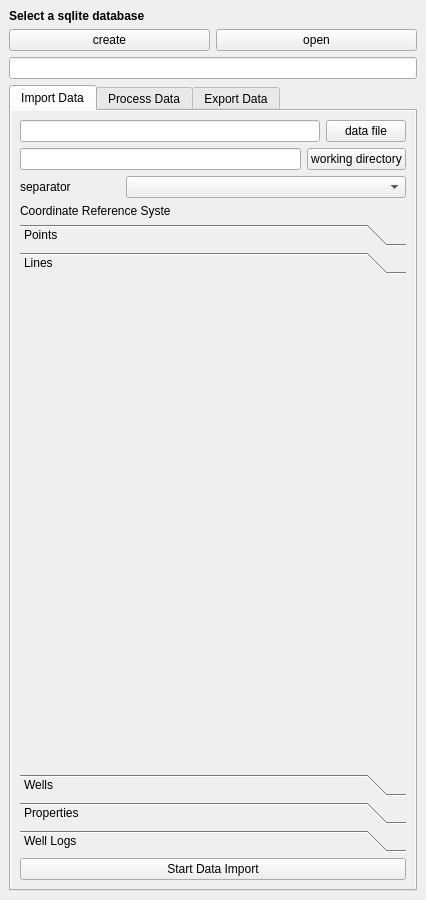
This is geological_data_processing_dockwidget_base_2.ui in stdonn/GeologicalDataProcessing as Qt 5 draws it before an edit. The edited form follows.
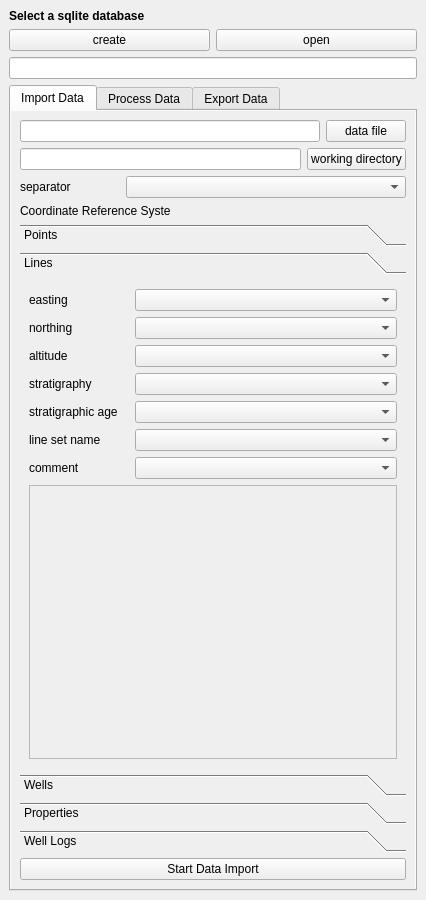
This is the edited form. The open tabs and pages were chosen to show the change. Icons and pictures are not drawn. Custom widgets are drawn as their Qt base class.

Commit message: Added Line Import Widgets

Patch:
```diff
--- a/geological_data_processing_dockwidget_base_2.ui
+++ b/geological_data_processing_dockwidget_base_2.ui
@@ -565,7 +565,7 @@
                  <x>0</x>
                  <y>0</y>
                  <width>380</width>
-                 <height>405</height>
+                 <height>428</height>
                 </rect>
                </property>
                <attribute name="icon">
@@ -575,6 +575,297 @@
                <attribute name="label">
                 <string>Lines</string>
                </attribute>
+               <layout class="QVBoxLayout" name="verticalLayout_5">
+                <item>
+                 <layout class="QHBoxLayout" name="horizontalLayout_24">
+                  <item>
+                   <widget class="QLabel" name="label_21">
+                    <property name="sizePolicy">
+                     <sizepolicy hsizetype="Maximum" vsizetype="Preferred">
+                      <horstretch>0</horstretch>
+                      <verstretch>0</verstretch>
+                     </sizepolicy>
+                    </property>
+                    <property name="minimumSize">
+                     <size>
+                      <width>100</width>
+                      <height>0</height>
+                     </size>
+                    </property>
+                    <property name="maximumSize">
+                     <size>
+                      <width>100</width>
+                      <height>16777215</height>
+                     </size>
+                    </property>
+                    <property name="text">
+                     <string>easting</string>
+                    </property>
+                   </widget>
+                  </item>
+                  <item>
+                   <widget class="QComboBox" name="easting_lines">
+                    <property name="sizePolicy">
+                     <sizepolicy hsizetype="MinimumExpanding" vsizetype="Fixed">
+                      <horstretch>0</horstretch>
+                      <verstretch>0</verstretch>
+                     </sizepolicy>
+                    </property>
+                   </widget>
+                  </item>
+                 </layout>
+                </item>
+                <item>
+                 <layout class="QHBoxLayout" name="horizontalLayout_23">
+                  <item>
+                   <widget class="QLabel" name="label_20">
+                    <property name="sizePolicy">
+                     <sizepolicy hsizetype="Maximum" vsizetype="Preferred">
+                      <horstretch>0</horstretch>
+                      <verstretch>0</verstretch>
+                     </sizepolicy>
+                    </property>
+                    <property name="minimumSize">
+                     <size>
+                      <width>100</width>
+                      <height>0</height>
+                     </size>
+                    </property>
+                    <property name="maximumSize">
+                     <size>
+                      <width>100</width>
+                      <height>16777215</height>
+                     </size>
+                    </property>
+                    <property name="text">
+                     <string>northing</string>
+                    </property>
+                   </widget>
+                  </item>
+                  <item>
+                   <widget class="QComboBox" name="northing_lines">
+                    <property name="sizePolicy">
+                     <sizepolicy hsizetype="MinimumExpanding" vsizetype="Fixed">
+                      <horstretch>0</horstretch>
+                      <verstretch>0</verstretch>
+                     </sizepolicy>
+                    </property>
+                   </widget>
+                  </item>
+                 </layout>
+                </item>
+                <item>
+                 <layout class="QHBoxLayout" name="horizontalLayout_27">
+                  <item>
+                   <widget class="QLabel" name="label_24">
+                    <property name="sizePolicy">
+                     <sizepolicy hsizetype="Maximum" vsizetype="Preferred">
+                      <horstretch>0</horstretch>
+                      <verstretch>0</verstretch>
+                     </sizepolicy>
+                    </property>
+                    <property name="minimumSize">
+                     <size>
+                      <width>100</width>
+                      <height>0</height>
+                     </size>
+                    </property>
+                    <property name="maximumSize">
+                     <size>
+                      <width>100</width>
+                      <height>16777215</height>
+                     </size>
+                    </property>
+                    <property name="text">
+                     <string>altitude</string>
+                    </property>
+                   </widget>
+                  </item>
+                  <item>
+                   <widget class="QComboBox" name="altitude_lines">
+                    <property name="sizePolicy">
+                     <sizepolicy hsizetype="MinimumExpanding" vsizetype="Fixed">
+                      <horstretch>0</horstretch>
+                      <verstretch>0</verstretch>
+                     </sizepolicy>
+                    </property>
+                   </widget>
+                  </item>
+                 </layout>
+                </item>
+                <item>
+                 <layout class="QHBoxLayout" name="horizontalLayout_28">
+                  <item>
+                   <widget class="QLabel" name="label_25">
+                    <property name="sizePolicy">
+                     <sizepolicy hsizetype="Maximum" vsizetype="Preferred">
+                      <horstretch>0</horstretch>
+                      <verstretch>0</verstretch>
+                     </sizepolicy>
+                    </property>
+                    <property name="minimumSize">
+                     <size>
+                      <width>100</width>
+                      <height>0</height>
+                     </size>
+                    </property>
+                    <property name="maximumSize">
+                     <size>
+                      <width>100</width>
+                      <height>16777215</height>
+                     </size>
+                    </property>
+                    <property name="text">
+                     <string>stratigraphy</string>
+                    </property>
+                   </widget>
+                  </item>
+                  <item>
+                   <widget class="QComboBox" name="strat_lines">
+                    <property name="sizePolicy">
+                     <sizepolicy hsizetype="MinimumExpanding" vsizetype="Fixed">
+                      <horstretch>0</horstretch>
+                      <verstretch>0</verstretch>
+                     </sizepolicy>
+                    </property>
+                   </widget>
+                  </item>
+                 </layout>
+                </item>
+                <item>
+                 <layout class="QHBoxLayout" name="horizontalLayout_26">
+                  <item>
+                   <widget class="QLabel" name="label_23">
+                    <property name="sizePolicy">
+                     <sizepolicy hsizetype="Maximum" vsizetype="Preferred">
+                      <horstretch>0</horstretch>
+                      <verstretch>0</verstretch>
+                     </sizepolicy>
+                    </property>
+                    <property name="minimumSize">
+                     <size>
+                      <width>100</width>
+                      <height>0</height>
+                     </size>
+                    </property>
+                    <property name="maximumSize">
+                     <size>
+                      <width>100</width>
+                      <height>16777215</height>
+                     </size>
+                    </property>
+                    <property name="text">
+                     <string>stratigraphic age</string>
+                    </property>
+                   </widget>
+                  </item>
+                  <item>
+                   <widget class="QComboBox" name="strat_age_lines">
+                    <property name="sizePolicy">
+                     <sizepolicy hsizetype="MinimumExpanding" vsizetype="Fixed">
+                      <horstretch>0</horstretch>
+                      <verstretch>0</verstretch>
+                     </sizepolicy>
+                    </property>
+                   </widget>
+                  </item>
+                 </layout>
+                </item>
+                <item>
+                 <layout class="QHBoxLayout" name="horizontalLayout_22">
+                  <item>
+                   <widget class="QLabel" name="label_19">
+                    <property name="sizePolicy">
+                     <sizepolicy hsizetype="Maximum" vsizetype="Preferred">
+                      <horstretch>0</horstretch>
+                      <verstretch>0</verstretch>
+                     </sizepolicy>
+                    </property>
+                    <property name="minimumSize">
+                     <size>
+                      <width>100</width>
+                      <height>0</height>
+                     </size>
+                    </property>
+                    <property name="maximumSize">
+                     <size>
+                      <width>100</width>
+                      <height>16777215</height>
+                     </size>
+                    </property>
+                    <property name="text">
+                     <string>line set name</string>
+                    </property>
+                   </widget>
+                  </item>
+                  <item>
+                   <widget class="QComboBox" name="set_name_lines">
+                    <property name="sizePolicy">
+                     <sizepolicy hsizetype="MinimumExpanding" vsizetype="Fixed">
+                      <horstretch>0</horstretch>
+                      <verstretch>0</verstretch>
+                     </sizepolicy>
+                    </property>
+                   </widget>
+                  </item>
+                 </layout>
+                </item>
+                <item>
+                 <layout class="QHBoxLayout" name="horizontalLayout_25">
+                  <item>
+                   <widget class="QLabel" name="label_22">
+                    <property name="sizePolicy">
+                     <sizepolicy hsizetype="Maximum" vsizetype="Preferred">
+                      <horstretch>0</horstretch>
+                      <verstretch>0</verstretch>
+                     </sizepolicy>
+                    </property>
+                    <property name="minimumSize">
+                     <size>
+                      <width>100</width>
+                      <height>0</height>
+                     </size>
+                    </property>
+                    <property name="maximumSize">
+                     <size>
+                      <width>100</width>
+                      <height>16777215</height>
+                     </size>
+                    </property>
+                    <property name="text">
+                     <string>comment</string>
+                    </property>
+                   </widget>
+                  </item>
+                  <item>
+                   <widget class="QComboBox" name="comment_lines">
+                    <property name="sizePolicy">
+                     <sizepolicy hsizetype="MinimumExpanding" vsizetype="Fixed">
+                      <horstretch>0</horstretch>
+                      <verstretch>0</verstretch>
+                     </sizepolicy>
+                    </property>
+                   </widget>
+                  </item>
+                 </layout>
+                </item>
+                <item>
+                 <widget class="QListView" name="import_columns_lines">
+                  <property name="enabled">
+                   <bool>false</bool>
+                  </property>
+                  <property name="sizePolicy">
+                   <sizepolicy hsizetype="MinimumExpanding" vsizetype="MinimumExpanding">
+                    <horstretch>0</horstretch>
+                    <verstretch>0</verstretch>
+                   </sizepolicy>
+                  </property>
+                  <property name="flow">
+                   <enum>QListView::LeftToRight</enum>
+                  </property>
+                 </widget>
+                </item>
+               </layout>
               </widget>
               <widget class="QWidget" name="wells">
                <property name="geometry">
```
Left out of the diff: 10 changed lines with no effect on the pictures. The commit also changes 3 other files.
